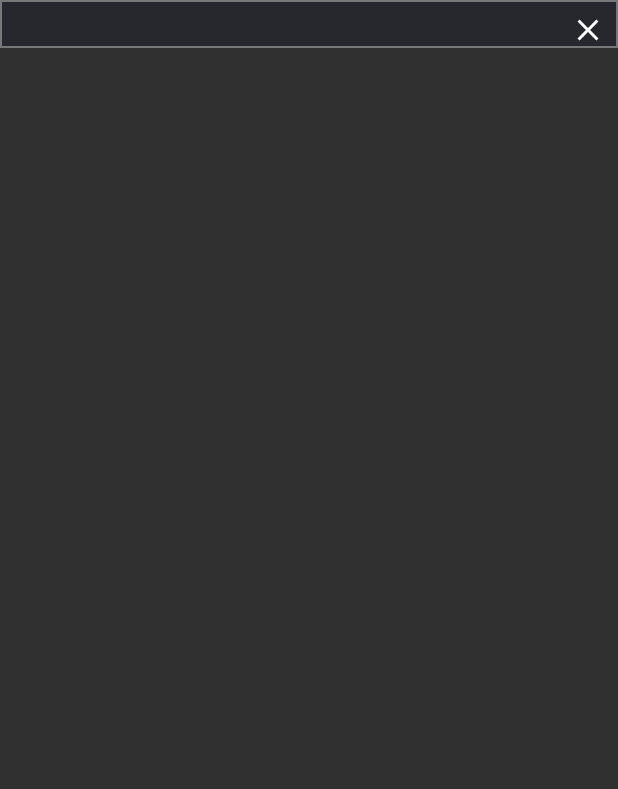
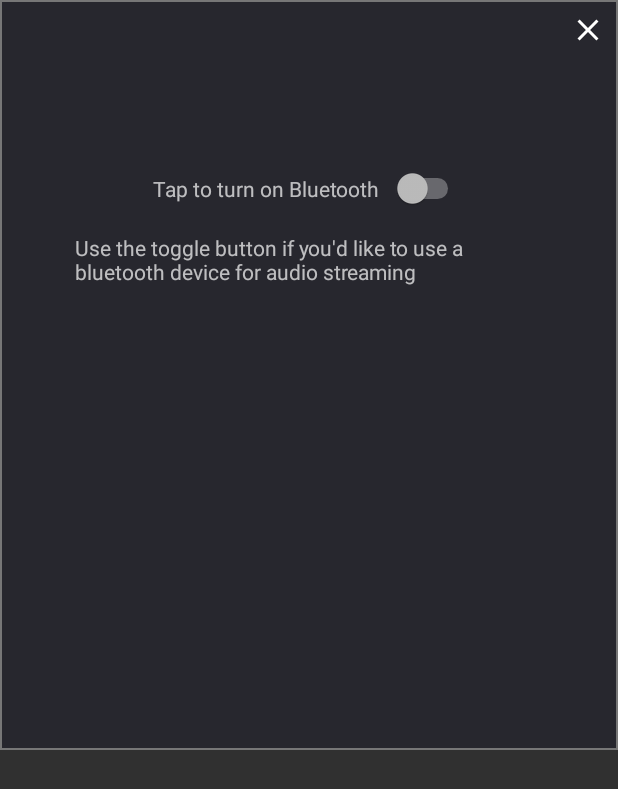
Before and after one commit to daniel0707/Home-Cinema, an Android app: the layout bluetooth_popup.xml on its own in the app's theme, with its tools: preview values and no code run, on a phone screen of 412 x 824 dp. Shown: the top 789 px of the screen. Run offline under Robolectric (Android 15) with nearby library versions, the phone set to English and light mode, and no system bars.

Commit message:
added bluetooth popup window contents + functionality to turn on bluetooth & connect to a bluetooth device

```diff
--- a/app/src/main/AndroidManifest.xml
+++ b/app/src/main/AndroidManifest.xml
@@ -3,6 +3,8 @@
     package="com.example.android.homecinema">
 
     <uses-permission android:name="android.permission.CAMERA" />
+    <uses-permission android:name="android.permission.BLUETOOTH"/>
+    <uses-permission android:name="android.permission.BLUETOOTH_ADMIN"/>
 
     <uses-feature
         android:name="android.hardware.camera.ar"
--- a/app/src/main/res/layout/bluetooth_popup.xml
+++ b/app/src/main/res/layout/bluetooth_popup.xml
@@ -2,7 +2,7 @@
 <LinearLayout xmlns:android="http://schemas.android.com/apk/res/android"
     android:id="@+id/linear_layout"
     android:layout_width="match_parent"
-    android:layout_height="wrap_content"
+    android:layout_height="500dp"
     android:background="@drawable/back"
     android:orientation="vertical">
     <!-- close popup-->
@@ -16,4 +16,35 @@
         android:background="?android:attr/selectableItemBackground"
         android:src="@drawable/ic_outline_close_24px"
         android:text="Close Me" />
+
+
+    <LinearLayout
+        android:layout_width="match_parent"
+        android:layout_height="wrap_content"
+        android:orientation="horizontal"
+        android:gravity="center"
+        android:paddingTop="80dp"
+        android:paddingBottom="8dp">
+
+        <TextView
+            android:layout_width="wrap_content"
+            android:layout_height="wrap_content"
+            android:gravity="center"
+            android:text="Tap to turn on Bluetooth" />
+
+        <Switch
+            android:layout_marginLeft="8dp"
+            android:id="@+id/switch_button"
+            android:layout_width="wrap_content"
+            android:layout_height="wrap_content" />
+
+    </LinearLayout>
+
+    <TextView
+        android:layout_width="match_parent"
+        android:layout_marginEnd="50dp"
+        android:layout_marginStart="50dp"
+        android:layout_height="wrap_content"
+        android:layout_marginTop="8dp"
+        android:text="Use the toggle button if you'd like to use a bluetooth device for audio streaming" />
 </LinearLayout>
```
Also changed, not shown: app/src/main/java/com/example/android/homecinema/SettingsActivity.kt (+52 -1 lines), app/src/main/res/layout/activity_settings.xml (+13 -4 lines).
